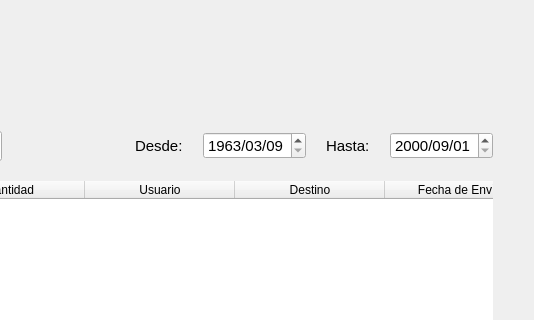
Before: the Qt Designer form blustock/ui/screens_uis/reparaciones.ui in MaxAPBusiness/Blustock, drawn with Qt 5; both pictures show x 406 to 940 and y 0 to 320 of the 940 by 639 pixel window.
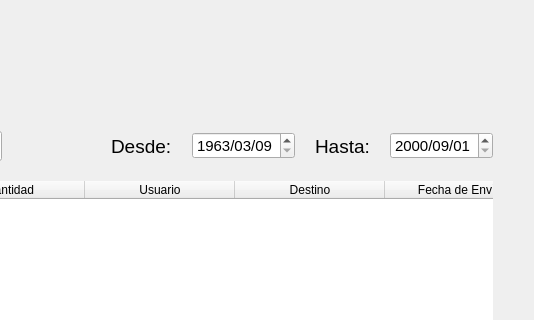
After: the same form once the commit is applied. Icons and pictures are not drawn.

Diff of the .ui file:
```diff
--- a/blustock/ui/screens_uis/reparaciones.ui
+++ b/blustock/ui/screens_uis/reparaciones.ui
@@ -128,7 +128,7 @@
         <widget class="QLabel" name="label_3">
          <property name="font">
           <font>
-           <pointsize>11</pointsize>
+           <pointsize>14</pointsize>
           </font>
          </property>
          <property name="text">
@@ -182,7 +182,7 @@
         <widget class="QLabel" name="label_4">
          <property name="font">
           <font>
-           <pointsize>11</pointsize>
+           <pointsize>14</pointsize>
           </font>
          </property>
          <property name="text">
```
